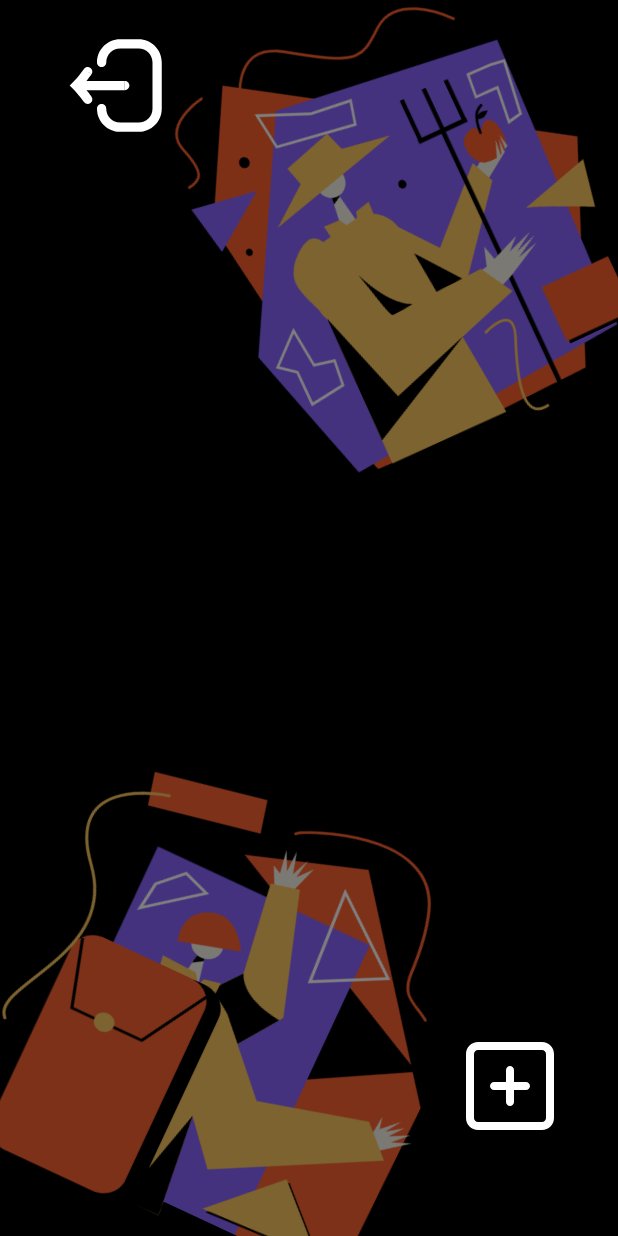
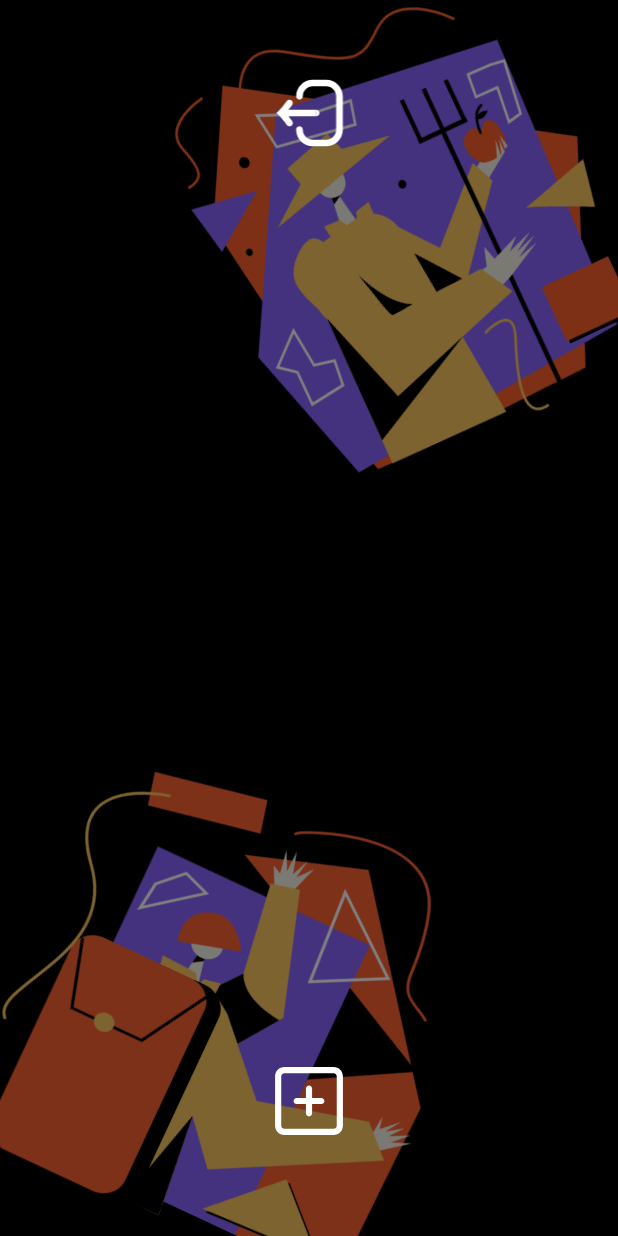
Before and after one commit to Vlazzzz/ToDoApp-ANDROID, an Android app: the HomeFragment screen opened through its navigation route, on a phone screen of 412 x 824 dp. Run offline under Robolectric (Android 15) with nearby library versions, the phone set to English and light mode, and no system bars; our stand-ins replace Firebase (no records; nobody signed in at launch, a user with empty details on screens opened directly).

Commit message:
update home fragment UI

```diff
--- a/ToDoApp2/app/src/main/res/layout/fragment_home.xml
+++ b/ToDoApp2/app/src/main/res/layout/fragment_home.xml
@@ -51,26 +51,25 @@
 
     <ImageView
         android:id="@+id/addBtnHome"
-        android:layout_width="64dp"
-        android:layout_height="64dp"
-        android:layout_marginEnd="40dp"
-        android:layout_marginTop="20dp"
-        android:layout_marginBottom="12dp"
+        android:layout_width="49dp"
+        android:layout_height="52dp"
+        android:layout_marginTop="36dp"
         android:src="@drawable/addtask"
         app:layout_constraintEnd_toEndOf="parent"
+        app:layout_constraintStart_toStartOf="parent"
         app:layout_constraintTop_toBottomOf="@+id/recyclerView" />
 
     <ImageView
         android:id="@+id/logoutBtnHome"
-        android:layout_width="74dp"
-        android:layout_height="74dp"
-        android:layout_marginStart="40dp"
+        android:layout_width="62dp"
+        android:layout_height="53dp"
         android:layout_marginTop="20dp"
         android:layout_marginBottom="12dp"
         android:src="@drawable/logout_white"
         app:layout_constraintBottom_toTopOf="@+id/recyclerView"
+        app:layout_constraintEnd_toEndOf="parent"
         app:layout_constraintStart_toStartOf="parent"
         app:layout_constraintTop_toTopOf="parent"
-        app:layout_constraintVertical_bias="0.0" />
+        app:layout_constraintVertical_bias="0.428" />
 
 </androidx.constraintlayout.widget.ConstraintLayout>
```
